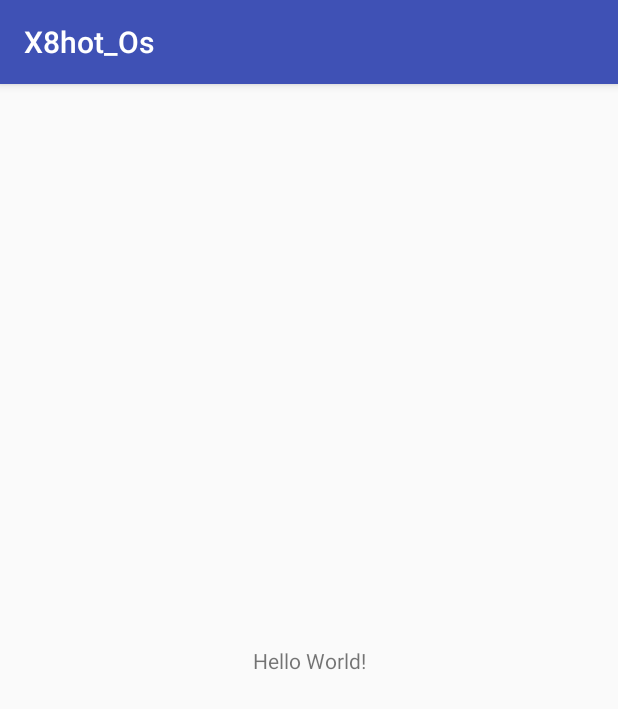
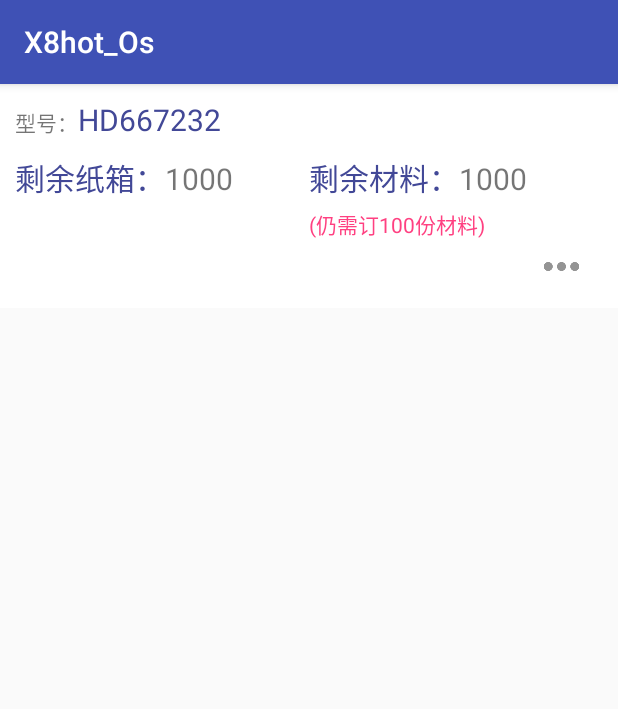
Before and after one commit to XunselF/X8hot_Os, an Android app: the screen it shows after launch (MainActivity), on a phone screen of 412 x 824 dp. Shown: the top 709 px of the screen. Run offline under Robolectric (Android 15) with nearby library versions, the phone set to English and light mode, and no system bars.

Commit message:
add mainActivity about item UI

```diff
--- a/app/src/main/java/com/example/xunself/x8hot_os/MainActivity.java
+++ b/app/src/main/java/com/example/xunself/x8hot_os/MainActivity.java
@@ -3,11 +3,19 @@ package com.example.xunself.x8hot_os;
 import android.content.Intent;
 import android.support.v7.app.AppCompatActivity;
 import android.os.Bundle;
+import android.support.v7.widget.PopupMenu;
 import android.util.Log;
+import android.view.MenuItem;
+import android.view.View;
+import android.widget.ImageButton;
+import android.widget.ImageView;
+import android.widget.Toast;
 
 public class MainActivity extends AppCompatActivity {
 
     private int network_status;
+
+    private ImageButton imageButton;
     @Override
     protected void onCreate(Bundle savedInstanceState) {
         super.onCreate(savedInstanceState);
@@ -15,5 +23,32 @@ public class MainActivity extends AppCompatActivity {
         Intent intent = getIntent();
         network_status = intent.getIntExtra("network_status",0);
         Log.d("network_status",network_status+"");
+
+        imageButton = (ImageButton) findViewById(R.id.popup_button);
+        imageButton.setOnClickListener(new View.OnClickListener() {
+            @Override
+            public void onClick(View view) {
+                PopupMenu popupMenu = new PopupMenu(MainActivity.this,imageButton);
+                popupMenu.getMenuInflater().inflate(R.menu.popup_menu,popupMenu.getMenu());
+                popupMenu.setOnMenuItemClickListener(new PopupMenu.OnMenuItemClickListener() {
+                    @Override
+                    public boolean onMenuItemClick(MenuItem item) {
+                        switch (item.getItemId()){
+                            case R.id.add_item:
+                                Toast.makeText(MainActivity.this,"add",Toast.LENGTH_SHORT).show();
+                                break;
+                            case R.id.about_item:
+                                Toast.makeText(MainActivity.this,"about",Toast.LENGTH_SHORT).show();
+                                break;
+                            default:
+                                break;
+                        }
+                        return true;
+                    }
+                });
+                popupMenu.show();
+
+            }
+        });
     }
 }
--- /dev/null
+++ b/app/src/main/res/drawable/popup_selected.xml
@@ -0,0 +1,5 @@
+<?xml version="1.0" encoding="utf-8"?>
+<selector xmlns:android="http://schemas.android.com/apk/res/android">
+    <item android:drawable="@drawable/ic_more_horiz_gray_48dp" android:state_pressed="false"/>
+    <item android:drawable="@drawable/ic_more_horiz_black_48dp" android:state_pressed="true"/>
+</selector>
--- a/app/src/main/res/layout/activity_main.xml
+++ b/app/src/main/res/layout/activity_main.xml
@@ -1,18 +1,97 @@
 <?xml version="1.0" encoding="utf-8"?>
-<android.support.constraint.ConstraintLayout xmlns:android="http://schemas.android.com/apk/res/android"
-    xmlns:app="http://schemas.android.com/apk/res-auto"
-    xmlns:tools="http://schemas.android.com/tools"
+<LinearLayout xmlns:android="http://schemas.android.com/apk/res/android"
+    android:orientation="vertical"
     android:layout_width="match_parent"
-    android:layout_height="match_parent"
-    tools:context="com.example.xunself.x8hot_os.MainActivity">
-
-    <TextView
-        android:layout_width="wrap_content"
+    android:layout_height="match_parent">
+    <LinearLayout
+        android:orientation="vertical"
+        android:layout_width="match_parent"
         android:layout_height="wrap_content"
-        android:text="Hello World!"
-        app:layout_constraintBottom_toBottomOf="parent"
-        app:layout_constraintLeft_toLeftOf="parent"
-        app:layout_constraintRight_toRightOf="parent"
-        app:layout_constraintTop_toTopOf="parent" />
-
-</android.support.constraint.ConstraintLayout>
+        android:padding="10dp"
+        android:background="#fff">
+        <LinearLayout
+            android:layout_width="match_parent"
+            android:layout_height="wrap_content">
+            <LinearLayout
+                android:layout_width="wrap_content"
+                android:layout_height="wrap_content">
+                <TextView
+                    android:text="型号："
+                    android:layout_width="wrap_content"
+                    android:layout_height="wrap_content" />
+                <TextView
+                    android:layout_width="wrap_content"
+                    android:layout_height="wrap_content"
+                    android:text="HD667232"
+                    android:textSize="20dp"
+                    android:textColor="#424897"/>
+            </LinearLayout>
+        </LinearLayout>
+        <LinearLayout
+            android:layout_width="match_parent"
+            android:layout_height="wrap_content"
+            android:layout_marginTop="10dp">
+            <LinearLayout
+                android:layout_width="0dp"
+                android:layout_height="wrap_content"
+                android:layout_weight="1">
+                <TextView
+                    android:layout_width="wrap_content"
+                    android:layout_height="wrap_content"
+                    android:text="剩余纸箱："
+                    android:textSize="20dp"
+                    android:textColor="#424897"/>
+                <TextView
+                    android:text="1000"
+                    android:textSize="20dp"
+                    android:layout_width="wrap_content"
+                    android:layout_height="wrap_content" />
+            </LinearLayout>
+            <LinearLayout
+                android:orientation="vertical"
+                android:layout_width="0dp"
+                android:layout_height="wrap_content"
+                android:layout_weight="1">
+                <LinearLayout
+                    android:layout_width="wrap_content"
+                    android:layout_height="wrap_content">
+                    <TextView
+                        android:layout_width="wrap_content"
+                        android:layout_height="wrap_content"
+                        android:text="剩余材料："
+                        android:textSize="20dp"
+                        android:textColor="#424897"/>
+                    <TextView
+                        android:text="1000"
+                        android:textSize="20dp"
+                        android:layout_width="wrap_content"
+                        android:layout_height="wrap_content" />
+                </LinearLayout>
+                <LinearLayout
+                    android:layout_width="wrap_content"
+                    android:layout_height="wrap_content"
+                    android:layout_marginTop="5dp">
+                    <TextView
+                        android:textColor="@color/colorAccent"
+                        android:text="(仍需订100份材料)"
+                        android:layout_width="wrap_content"
+                        android:layout_height="wrap_content" />
+                </LinearLayout>
+            </LinearLayout>
+        </LinearLayout>
+        <LinearLayout
+            android:orientation="vertical"
+            android:layout_width="match_parent"
+            android:layout_height="wrap_content">
+            <ImageButton
+                android:id="@+id/popup_button"
+                android:src="@drawable/popup_selected"
+                android:layout_width="35dip"
+                android:layout_height="35dip"
+                android:scaleType="centerInside"
+                android:background="#fff"
+                android:layout_gravity="right"
+                android:layout_marginRight="10dp"/>
+        </LinearLayout>
+    </LinearLayout>
+</LinearLayout>
--- /dev/null
+++ b/app/src/main/res/menu/popup_menu.xml
@@ -0,0 +1,7 @@
+<?xml version="1.0" encoding="utf-8"?>
+<menu xmlns:android="http://schemas.android.com/apk/res/android">
+    <item android:id="@+id/add_item"
+        android:title="提交工单"/>
+    <item android:id="@+id/about_item"
+        android:title="详细"/>
+</menu>
```
Also changed, not shown: app/src/main/res/drawable-hdpi/ic_add_circle_outline_black_36dp.png (added), app/src/main/res/drawable-hdpi/ic_more_horiz_black_48dp.png (added), app/src/main/res/drawable-mdpi/ic_add_circle_outline_black_36dp.png (added), app/src/main/res/drawable-mdpi/ic_more_horiz_black_48dp.png (added), app/src/main/res/drawable-xhdpi/ic_add_circle_outline_black_36dp.png (added), app/src/main/res/drawable-xhdpi/ic_more_horiz_black_48dp.png (added), app/src/main/res/drawable-xxhdpi/ic_add_circle_outline_black_36dp.png (added), app/src/main/res/drawable-xxhdpi/ic_more_horiz_black_48dp.png (added), app/src/main/res/drawable-xxxhdpi/ic_add_circle_outline_black_36dp.png (added), app/src/main/res/drawable-xxxhdpi/ic_more_horiz_black_48dp.png (added), app/src/main/res/drawable/ic_more_horiz_gray_48dp.png (added).
